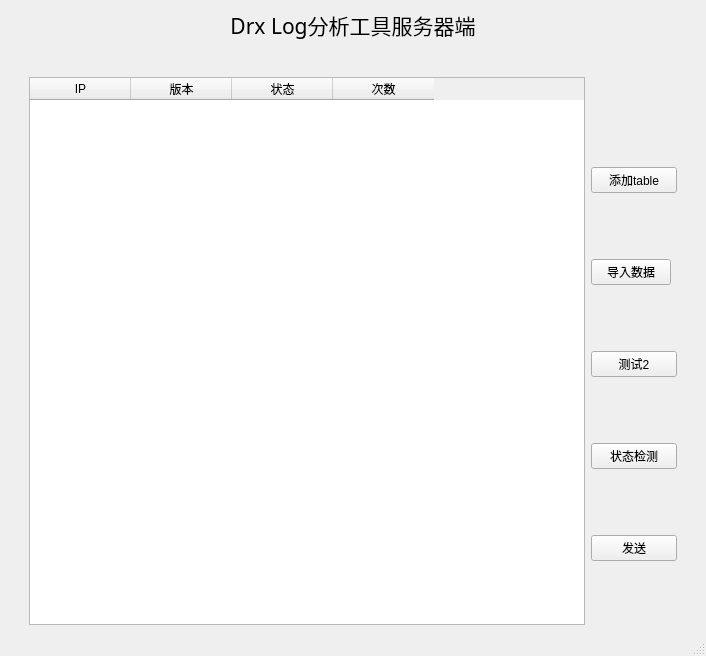
Qt form DrxServer/DrxServer.ui (GitUser004/hello-world) before a commit.
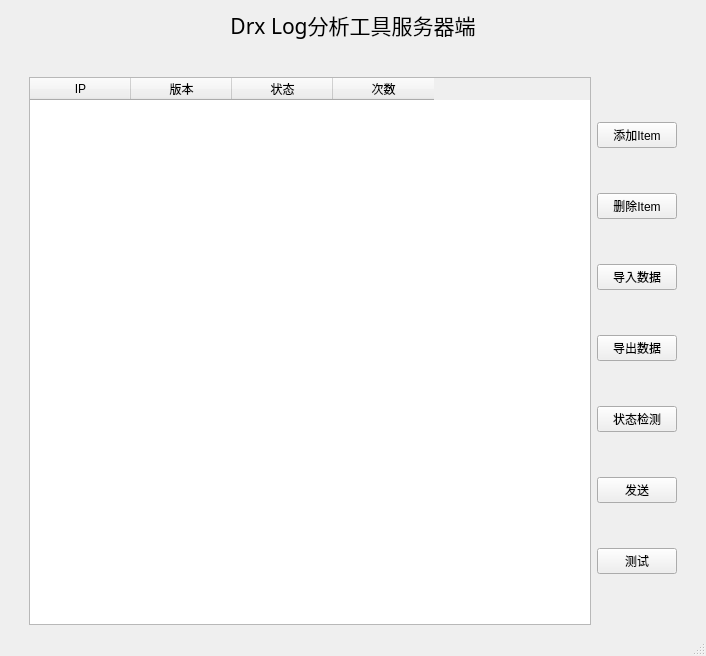
The same form after that commit.

```diff
--- a/DrxServer/DrxServer.ui
+++ b/DrxServer/DrxServer.ui
@@ -147,43 +147,60 @@
           <item row="0" column="1">
            <layout class="QGridLayout" name="gridLayout_2">
             <property name="topMargin">
-             <number>30</number>
+             <number>0</number>
             </property>
             <property name="rightMargin">
              <number>0</number>
             </property>
-            <item row="3" column="1" colspan="2">
-             <widget class="QPushButton" name="pushButton_checkState">
-              <property name="text">
-               <string>状态检测</string>
-              </property>
-             </widget>
-            </item>
-            <item row="2" column="1" colspan="2">
+            <property name="spacing">
+             <number>0</number>
+            </property>
+            <item row="6" column="1" colspan="2">
              <widget class="QPushButton" name="pushButton_test">
               <property name="text">
-               <string>测试2</string>
+               <string>测试</string>
+              </property>
+             </widget>
+            </item>
+            <item row="2" column="1" colspan="2">
+             <widget class="QPushButton" name="pushButton_importData">
+              <property name="text">
+               <string>导入数据</string>
+              </property>
+             </widget>
+            </item>
+            <item row="0" column="1" colspan="2">
+             <widget class="QPushButton" name="pushButton_addItem">
+              <property name="text">
+               <string>添加Item</string>
               </property>
              </widget>
             </item>
             <item row="4" column="1" colspan="2">
+             <widget class="QPushButton" name="pushButton_checkState">
+              <property name="text">
+               <string>状态检测</string>
+              </property>
+             </widget>
+            </item>
+            <item row="5" column="1" colspan="2">
              <widget class="QPushButton" name="pushButton_send">
               <property name="text">
                <string>发送</string>
               </property>
              </widget>
             </item>
-            <item row="0" column="1" colspan="2">
-             <widget class="QPushButton" name="pushButton_addItem">
+            <item row="1" column="1" colspan="2">
+             <widget class="QPushButton" name="pushButton_delItem">
               <property name="text">
-               <string>添加table</string>
+               <string>删除Item</string>
               </property>
              </widget>
             </item>
-            <item row="1" column="1">
-             <widget class="QPushButton" name="pushButton_importData">
+            <item row="3" column="1">
+             <widget class="QPushButton" name="pushButton_exportData">
               <property name="text">
-               <string>导入数据</string>
+               <string>导出数据</string>
               </property>
              </widget>
             </item>
```
Left out of the diff: 2 changed lines with no effect on the pictures.
